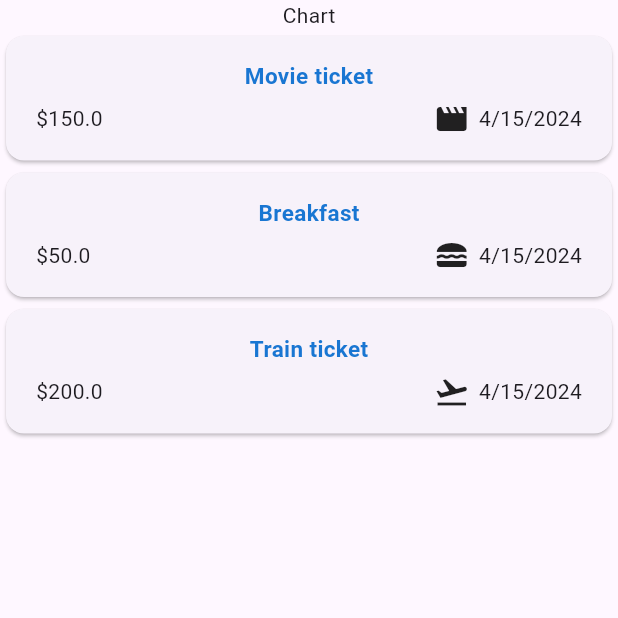
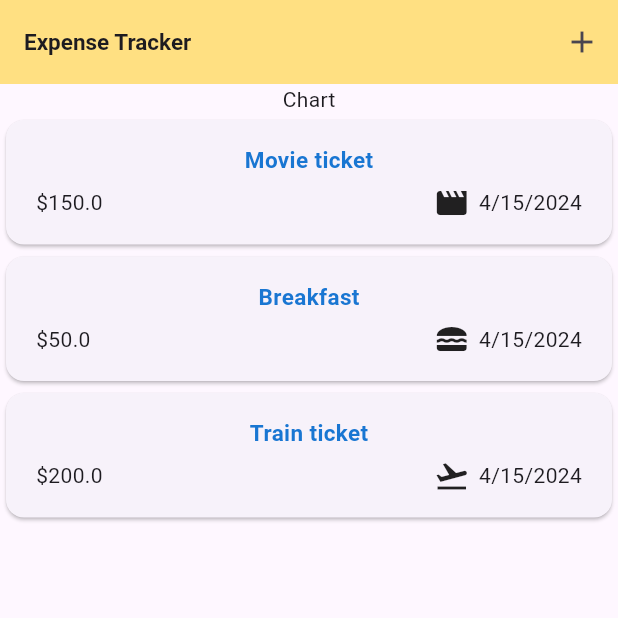
Before and after one commit to balamuruganjs5/expense_tracker, a Flutter app: the screen it shows after launch, on a phone screen of 412 x 824 dp, the top half of it. Run offline on Flutter 3.47's test engine with Material 3 defaults, Android fonts, the phone set to English and light mode, and no system bars.

```diff
--- a/lib/Widgets/Expenses_list/expenses_list.dart
+++ b/lib/Widgets/Expenses_list/expenses_list.dart
@@ -3,15 +3,24 @@ import 'package:expence_tracker/Widgets/Expenses_list/expense_item.dart';
 import 'package:flutter/material.dart';
 
 class ExpencesList extends StatelessWidget {
-  const ExpencesList(this.expenseData, {super.key});
+  ExpencesList(this.expenseData, {super.key, required this.removeExpense});
 
   final List<Expense> expenseData;
+  void Function(Expense) removeExpense;
 
   @override
   Widget build(BuildContext context) {
     return ListView.builder(
       itemCount: expenseData.length,
-      itemBuilder: (ctx, index) => ExpenseItem(expenseData[index]),
+      itemBuilder: (ctx, index) => Dismissible(
+        key: ValueKey(expenseData[index]),
+        onDismissed: (direction) {
+          removeExpense(expenseData[index]);
+        },
+        child: ExpenseItem(
+          expenseData[index],
+        ),
+      ),
     );
   }
 }
--- a/lib/Widgets/expenses.dart
+++ b/lib/Widgets/expenses.dart
@@ -1,7 +1,9 @@
+import 'package:expence_tracker/Widgets/newExpense.dart';
+import 'package:flutter/material.dart';
+
 import 'package:expence_tracker/Models/expense.dart';
 import 'package:expence_tracker/Widgets/Expenses_list/expenses_list.dart';
-import 'package:flutter/material.dart';
-import 'package:flutter/widgets.dart';
+// import 'package:expence_tracker/Widgets/newExpence.dart';
 
 class Expenses extends StatefulWidget {
   const Expenses({super.key});
@@ -11,7 +13,7 @@ class Expenses extends StatefulWidget {
 }
 
 class _ExpencesState extends State<Expenses> {
-  final List<Expense> expenceData = [
+  final List<Expense> expenseData = [
     Expense(
       text: 'Movie ticket',
       price: 150,
@@ -32,15 +34,52 @@ class _ExpencesState extends State<Expenses> {
     ),
   ];
 
+  void openBottamSheetOverlay() {
+    showModalBottomSheet(
+      context: context,
+      builder: (ctx) => NewExpense(addNewExpense: onAddExpense),
+    );
+  }
+
+  void onAddExpense(Expense expense) {
+    setState(() {
+      expenseData.add(expense);
+    });
+  }
+
+  void removeExpense(Expense expense) {
+    setState(() {
+      expenseData.remove(expense);
+    });
+  }
+
   @override
   Widget build(BuildContext context) {
-    return Column(
-      children: [
-        const Text('Chart'),
-        Expanded(
-          child: ExpencesList(expenceData),
+    return Scaffold(
+      appBar: AppBar(
+        backgroundColor: Colors.amber.shade200,
+        title: const Text(
+          'Expense Tracker',
+          style: TextStyle(fontWeight: FontWeight.w600, fontSize: 15),
         ),
-      ],
+        actions: [
+          IconButton(
+            onPressed: openBottamSheetOverlay,
+            icon: const Icon(Icons.add),
+          )
+        ],
+      ),
+      body: Column(
+        children: [
+          const Text('Chart'),
+          Expanded(
+            child: ExpencesList(
+              expenseData,
+              removeExpense: removeExpense,
+            ),
+          ),
+        ],
+      ),
     );
   }
 }
--- a/lib/main.dart
+++ b/lib/main.dart
@@ -2,19 +2,7 @@ import 'package:expence_tracker/Widgets/expenses.dart';
 import 'package:flutter/material.dart';
 
 void main() {
-  runApp(const Home());
+  runApp(const MaterialApp(
+    home: Expenses(),
+  ));
 }
-
-class Home extends StatelessWidget {
-  const Home({super.key});
-
-  @override
-  Widget build(BuildContext context) {
-    return const MaterialApp(
-      home: Scaffold(
-        // appBar: ,
-        body: Expenses(),
-      ),
-    );
-  }
-}
```
Also changed, not shown: lib/Widgets/newExpense.dart (added, +181 -0 lines).
